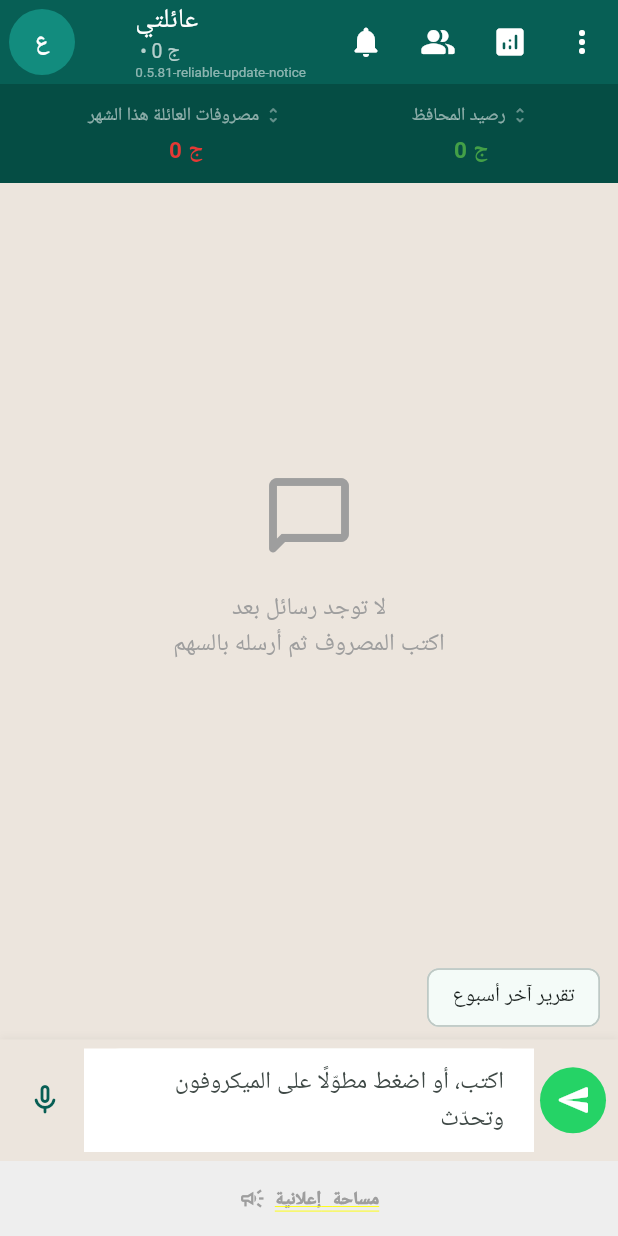
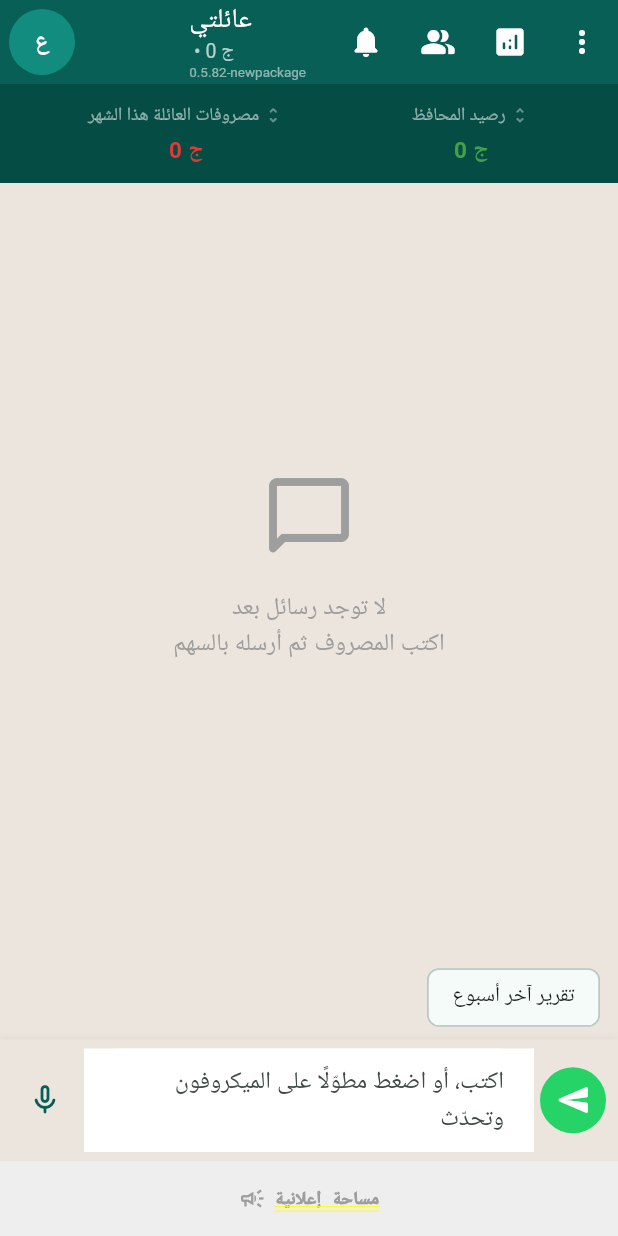
Before and after one commit to Bayoumi68/home-budget-source, a Flutter app: the ChatScreen screen opened by its route, on a phone screen of 412 x 824 dp. Run offline on Flutter 3.47's test engine with Material 3 defaults, Android fonts, the phone set to English and light mode, and no system bars; our stand-ins replace app_links, cloud_firestore, firebase_auth, firebase_core, fl_chart, flutter_local_notifications and 5 more; missing offline and left inert: dart:html; accounts and stored records are empty; network calls fail.

Commit message:
Bump to 0.5.82 (new-package build now the canonical release)
Web + the single home-budget.apk download are both this build under the new
app.homebudgets.mobile id. version.json published at 2082.

Co-Authored-By: Claude Fable 5 <noreply@anthropic.com>

```diff
--- a/lib/config/constants.dart
+++ b/lib/config/constants.dart
@@ -3,11 +3,11 @@ class AppConstants {
   static const String appWebLink = 'https://home-budgets.web.app';
   static const String androidDownloadLink =
       'https://home-budgets.web.app/download.html';
-  static const String appVersion = '0.5.81-reliable-update-notice';
+  static const String appVersion = '0.5.82-newpackage';
   // Monotonic build number, kept in sync with pubspec (+NNNN). Published to
   // <appWebLink>/version.json at deploy and compared by every device to
   // detect a newer release. BUMP THIS with every release.
-  static const int appBuild = 2081;
+  static const int appBuild = 2082;
   // TESTING: when true, phone-auth uses Firebase's app-verification-disabled
   // mode + test phone numbers — no reCAPTCHA image puzzle, no real SMS. This
   // applies to release/deployed builds too, so the family can test now. Set to
--- a/pubspec.yaml
+++ b/pubspec.yaml
@@ -1,7 +1,7 @@
 name: budget_home
 description: AI-powered family budget manager with chat-first interface.
 publish_to: 'none'
-version: 1.0.81+2081
+version: 1.0.82+2082
 
 environment:
   sdk: ^3.2.0
```
